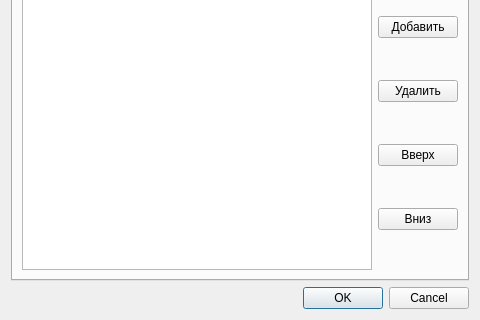
The window that qtgui-files/stations.ui (idec-net/cutiefeed) describes before a commit, drawn with Qt 5; both pictures show x 0 to 480 and y 148 to 468 of the 480 by 468 pixel window.
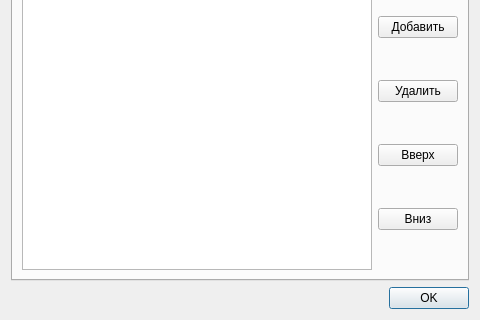
The same window after the commit.

```diff
--- a/qtgui-files/stations.ui
+++ b/qtgui-files/stations.ui
@@ -163,7 +163,7 @@
       <enum>Qt::Horizontal</enum>
      </property>
      <property name="standardButtons">
-      <set>QDialogButtonBox::Cancel|QDialogButtonBox::Ok</set>
+      <set>QDialogButtonBox::Ok</set>
      </property>
     </widget>
    </item>
```
Left out of the diff: 16 changed lines with no effect on the pictures.
